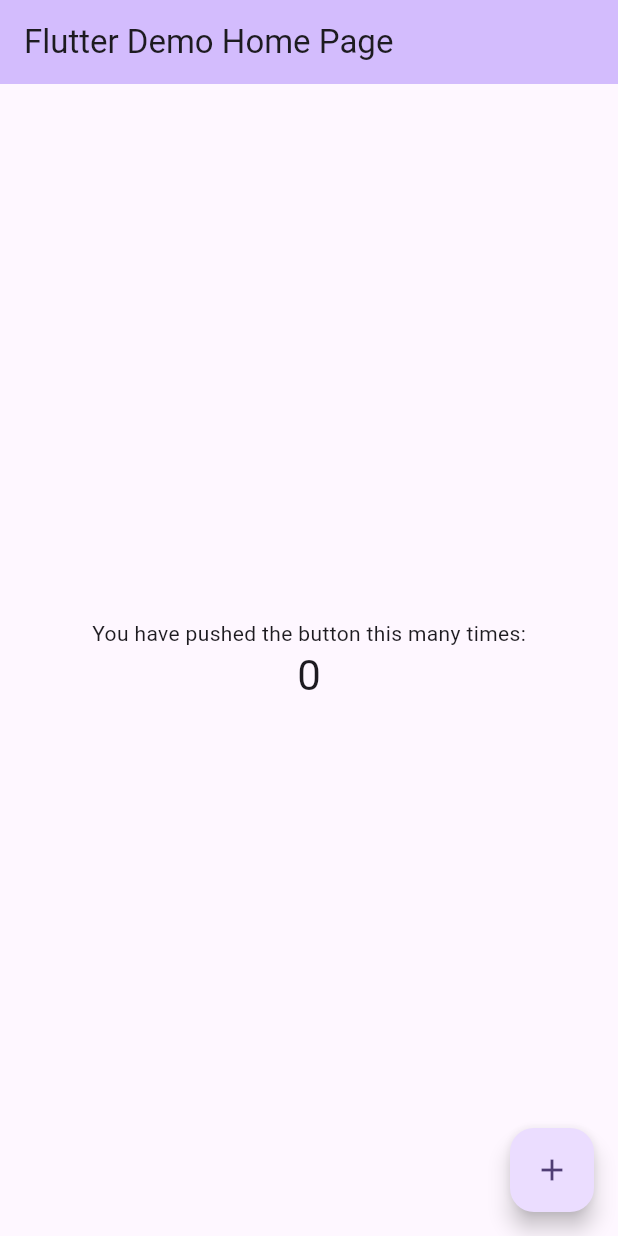
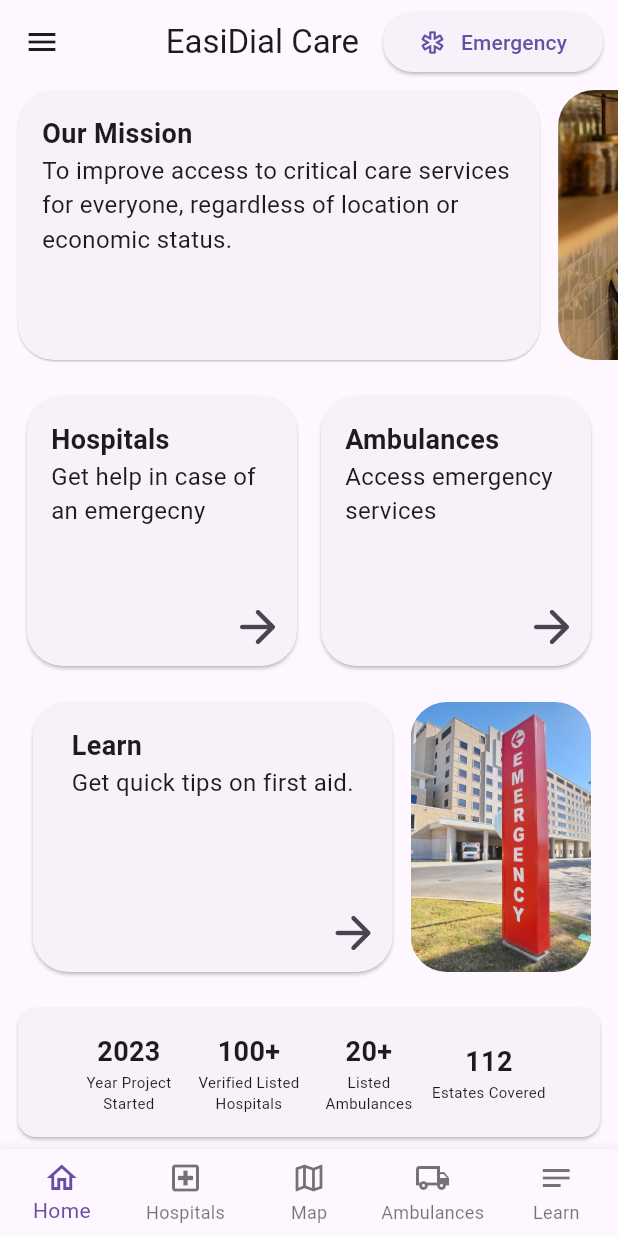
Before and after one commit to EasiDial/EasiDial-Flutter, a Flutter app: the screen it shows after launch, on a phone screen of 412 x 824 dp. Run offline on Flutter 3.47's test engine with Material 2 defaults, Android fonts, the phone set to English and light mode, and no system bars.

Commit message:
setup for home screen

```diff
--- /dev/null
+++ b/easi_dial/lib/home_screen.dart
@@ -0,0 +1,92 @@
+import 'package:easi_dial/pages/ambulances.dart';
+import 'package:easi_dial/pages/home.dart';
+import 'package:easi_dial/pages/hospitals.dart';
+import 'package:easi_dial/pages/learn.dart';
+import 'package:easi_dial/pages/map.dart';
+import 'package:flutter/material.dart';
+
+class HomeScreen extends StatefulWidget {
+  const HomeScreen({super.key});
+
+  @override
+  State<HomeScreen> createState() => _HomeScreenState();
+}
+
+int currentPageIndex = 0;
+
+class _HomeScreenState extends State<HomeScreen> {
+  List<IconData> bottomBarIconsData = const [
+    Icons.home_outlined,
+    Icons.local_hospital_outlined,
+    Icons.map_outlined,
+    Icons.local_shipping_outlined,
+    Icons.notes_outlined,
+  ];
+
+  List<String> bottomBarIconLabels = const [
+    "Home",
+    "Hospitals",
+    "Map",
+    "Ambulances",
+    "Learn",
+  ];
+
+  Widget _getBottomBar() {
+    return BottomNavigationBar(
+        currentIndex: currentPageIndex,
+        onTap: (index) {
+          setState(() {
+            currentPageIndex = index;
+          });
+        },
+        backgroundColor:
+            Theme.of(context).bottomNavigationBarTheme.backgroundColor,
+        type: BottomNavigationBarType.fixed,
+        items: List.generate(
+            5,
+            (index) => BottomNavigationBarItem(
+                  icon: Icon(bottomBarIconsData[index]),
+                  label: bottomBarIconLabels[index],
+                )));
+  }
+
+  @override
+  Widget build(BuildContext context) {
+    List<Widget> homeScreenPages = [
+      HomePage(
+        onPageChanged: (index) {
+          setState(() {
+            currentPageIndex = index;
+          });
+        },
+      ),
+      HospitalsPage(),
+      MapPage(),
+      AmbulancesPage(),
+      LearnPage(),
+    ];
+
+    return Scaffold(
+      drawer: const Drawer(),
+      appBar: AppBar(
+        centerTitle: true,
+        title: const Text("EasiDial Care"),
+        actions: [
+          ElevatedButton(
+            onPressed: () {},
+            child: const Row(
+              children: [
+                Icon(Icons.emergency_outlined),
+                SizedBox(width: 10),
+                Text("Emergency"),
+              ],
+            ),
+          ),
+          const SizedBox(width: 10),
+        ],
+      ),
+      body: homeScreenPages[currentPageIndex],
+      bottomNavigationBar: _getBottomBar(),
+    );
+  }
+}
--- a/easi_dial/lib/main.dart
+++ b/easi_dial/lib/main.dart
@@ -1,125 +1,18 @@
+import 'package:easi_dial/home_screen.dart';
 import 'package:flutter/material.dart';
 
-void main() {
-  runApp(const MyApp());
-}
+void main() => runApp(MyApp());
 
 class MyApp extends StatelessWidget {
   const MyApp({super.key});
 
-  // This widget is the root of your application.
   @override
   Widget build(BuildContext context) {
     return MaterialApp(
-      title: 'Flutter Demo',
-      theme: ThemeData(
-        // This is the theme of your application.
-        //
-        // TRY THIS: Try running your application with "flutter run". You'll see
-        // the application has a blue toolbar. Then, without quitting the app,
-        // try changing the seedColor in the colorScheme below to Colors.green
-        // and then invoke "hot reload" (save your changes or press the "hot
-        // reload" button in a Flutter-supported IDE, or press "r" if you used
-        // the command line to start the app).
-        //
-        // Notice that the counter didn't reset back to zero; the application
-        // state is not lost during the reload. To reset the state, use hot
-        // restart instead.
-        //
-        // This works for code too, not just values: Most code changes can be
-        // tested with just a hot reload.
-        colorScheme: ColorScheme.fromSeed(seedColor: Colors.deepPurple),
-        useMaterial3: true,
-      ),
-      home: const MyHomePage(title: 'Flutter Demo Home Page'),
+      title: "EasiDial",
+      debugShowCheckedModeBanner: false,
+      theme: ThemeData(useMaterial3: true, primarySwatch: Colors.indigo),
+      home: const HomeScreen(),
     );
   }
 }
-
-class MyHomePage extends StatefulWidget {
-  const MyHomePage({super.key, required this.title});
-
-  // This widget is the home page of your application. It is stateful, meaning
-  // that it has a State object (defined below) that contains fields that affect
-  // how it looks.
-
-  // This class is the configuration for the state. It holds the values (in this
-  // case the title) provided by the parent (in this case the App widget) and
-  // used by the build method of the State. Fields in a Widget subclass are
-  // always marked "final".
-
-  final String title;
-
-  @override
-  State<MyHomePage> createState() => _MyHomePageState();
-}
-
-class _MyHomePageState extends State<MyHomePage> {
-  int _counter = 0;
-
-  void _incrementCounter() {
-    setState(() {
-      // This call to setState tells the Flutter framework that something has
-      // changed in this State, which causes it to rerun the build method below
-      // so that the display can reflect the updated values. If we changed
-      // _counter without calling setState(), then the build method would not be
-      // called again, and so nothing would appear to happen.
-      _counter++;
-    });
-  }
-
-  @override
-  Widget build(BuildContext context) {
-    // This method is rerun every time setState is called, for instance as done
-    // by the _incrementCounter method above.
-    //
-    // The Flutter framework has been optimized to make rerunning build methods
-    // fast, so that you can just rebuild anything that needs updating rather
-    // than having to individually change instances of widgets.
-    return Scaffold(
-      appBar: AppBar(
-        // TRY THIS: Try changing the color here to a specific color (to
-        // Colors.amber, perhaps?) and trigger a hot reload to see the AppBar
-        // change color while the other colors stay the same.
-        backgroundColor: Theme.of(context).colorScheme.inversePrimary,
-        // Here we take the value from the MyHomePage object that was created by
-        // the App.build method, and use it to set our appbar title.
-        title: Text(widget.title),
-      ),
-      body: Center(
-        // Center is a layout widget. It takes a single child and positions it
-        // in the middle of the parent.
-        child: Column(
-          // Column is also a layout widget. It takes a list of children and
-          // arranges them vertically. By default, it sizes itself to fit its
-          // children horizontally, and tries to be as tall as its parent.
-          //
-          // Column has various properties to control how it sizes itself and
-          // how it positions its children. Here we use mainAxisAlignment to
-          // center the children vertically; the main axis here is the vertical
-          // axis because Columns are vertical (the cross axis would be
-          // horizontal).
-          //
-          // TRY THIS: Invoke "debug painting" (choose the "Toggle Debug Paint"
-          // action in the IDE, or press "p" in the console), to see the
-          // wireframe for each widget.
-          mainAxisAlignment: MainAxisAlignment.center,
-          children: <Widget>[
-            const Text(
-              'You have pushed the button this many times:',
-            ),
-            Text(
-              '$_counter',
-              style: Theme.of(context).textTheme.headlineMedium,
-            ),
-          ],
-        ),
-      ),
-      floatingActionButton: FloatingActionButton(
-        onPressed: _incrementCounter,
-        tooltip: 'Increment',
-        child: const Icon(Icons.add),
-      ), // This trailing comma makes auto-formatting nicer for build methods.
-    );
-  }
-}
--- /dev/null
+++ b/easi_dial/lib/pages/ambulances.dart
@@ -0,0 +1,12 @@
+import 'package:flutter/material.dart';
+
+class AmbulancesPage extends StatelessWidget {
+  const AmbulancesPage({super.key});
+
+  @override
+  Widget build(BuildContext context) {
+    return ListView(
+      children: [Text("Ambulances")],
+    );
+  }
+}
--- /dev/null
+++ b/easi_dial/lib/pages/home.dart
@@ -0,0 +1,321 @@
+import 'package:flutter/material.dart';
+
+class HomePage extends StatefulWidget {
+  final Function(int)
+      onPageChanged; // Callback function to update the currentPageIndex
+
+  const HomePage({super.key, required this.onPageChanged});
+
+  @override
+  State<HomePage> createState() => _HomePageState();
+}
+
+class _HomePageState extends State<HomePage> {
+  @override
+  Widget build(BuildContext context) {
+    double rowItemHeight = 180.0;
+
+    Widget rowCardItem({required String title, required String body}) {
+      return Card(
+        elevation: 0.5,
+        shape: RoundedRectangleBorder(borderRadius: BorderRadius.circular(24)),
+        child: SizedBox(
+          height: rowItemHeight,
+          child: Padding(
+            padding: const EdgeInsets.all(16.0),
+            child: Column(
+              crossAxisAlignment: CrossAxisAlignment.start,
+              children: [
+                Text(
+                  title,
+                  style: const TextStyle(
+                      fontSize: 18, fontWeight: FontWeight.bold),
+                ),
+                Text(
+                  body,
+                  style: const TextStyle(fontSize: 16),
+                )
+              ],
+            ),
+          ),
+        ),
+      );
+    }
+
+    Widget bottomDetailsCardItem(
+        {required String title, required String body}) {
+      return SizedBox(
+        width: 80,
+        child: Column(
+          mainAxisAlignment: MainAxisAlignment.center,
+          crossAxisAlignment: CrossAxisAlignment.center,
+          children: [
+            Text.rich(
+                textAlign: TextAlign.center,
+                TextSpan(
+                    text: title,
+                    style: const TextStyle(
+                      fontSize: 18,
+                      fontWeight: FontWeight.bold,
+                    ))),
+            Text.rich(
+                textAlign: TextAlign.center,
+                TextSpan(text: body, style: const TextStyle(fontSize: 10)))
+          ],
+        ),
+      );
+    }
+
+    return ListView(
+      children: [
+        SingleChildScrollView(
+            scrollDirection: Axis.horizontal,
+            child: Row(
+              children: [
+                const SizedBox(width: 8),
+                rowCardItem(
+                  title: "Our Mission",
+                  body: "To improve access to critical care services \nfor "
+                      "everyone, regardless of location or \neconomic status.",
+                ),
+                const SizedBox(width: 8),
+                SizedBox(
+                  height: rowItemHeight,
+                  width: 360,
+                  child: ClipRRect(
+                    borderRadius: BorderRadius.circular(24),
+                    child: Image.asset(
+                      "assets/familytwo.jpg",
+                      fit: BoxFit.fitWidth,
+                    ),
+                  ),
+                ),
+                const SizedBox(width: 8),
+                rowCardItem(
+                    title: "Our Vision",
+                    body: "A world where every person has acces to \n"
+                        "the healthcare services they need, when and \nwhere they "
+                        "need from"),
+                const SizedBox(width: 8),
+                SizedBox(
+                  height: rowItemHeight,
+                  width: 180,
+                  child: ClipRRect(
+                    borderRadius: BorderRadius.circular(24),
+                    child: Image.asset(
+                      "assets/emergency_banner.jpg",
+                      fit: BoxFit.fill,
+                    ),
+                  ),
+                ),
+                const SizedBox(width: 8),
+              ],
+            )),
+        const SizedBox(
+          height: 16,
+        ),
+        SizedBox(
+          child: Row(
+            mainAxisAlignment: MainAxisAlignment.center,
+            children: [
+              Card(
+                shape: RoundedRectangleBorder(
+                    borderRadius: BorderRadius.circular(24)),
+                child: SizedBox(
+                  width: 180,
+                  height: rowItemHeight,
+                  child: Column(
+                    mainAxisAlignment: MainAxisAlignment.spaceBetween,
+                    children: [
+                      const Padding(
+                        padding: EdgeInsets.only(
+                            top: 16.0, bottom: 24, left: 16, right: 16),
+                        child: Column(
+                          crossAxisAlignment: CrossAxisAlignment.start,
+                          children: [
+                            Text(
+                              "Hospitals",
+                              style: TextStyle(
+                                  fontSize: 18, fontWeight: FontWeight.bold),
+                            ),
+                            Text(
+                              "Get help in case of an emergecny",
+                              style: TextStyle(fontSize: 16),
+                            ),
+                          ],
+                        ),
+                      ),
+                      Row(
+                        mainAxisAlignment: MainAxisAlignment.end,
+                        children: [
+                          IconButton(
+                              onPressed: () {
+                                setState(() => widget.onPageChanged(1));
+                              },
+                              icon: const Icon(
+                                Icons.arrow_forward_rounded,
+                                size: 36,
+                              ))
+                        ],
+                      )
+                    ],
+                  ),
+                ),
+              ),
+              const SizedBox(width: 8),
+              Card(
+                shape: RoundedRectangleBorder(
+                    borderRadius: BorderRadius.circular(24)),
+                child: SizedBox(
+                  width: 180,
+                  height: rowItemHeight,
+                  child: Column(
+                    mainAxisAlignment: MainAxisAlignment.spaceBetween,
+                    children: [
+                      const Padding(
+                        padding: EdgeInsets.only(
+                            top: 16.0, bottom: 24, left: 16, right: 16),
+                        child: Column(
+                          crossAxisAlignment: CrossAxisAlignment.start,
+                          children: [
+                            Text(
+                              "Ambulances",
+                              style: TextStyle(
+                                  fontSize: 18, fontWeight: FontWeight.bold),
+                            ),
+                            Text(
+                              "Access emergency services",
+                              style: TextStyle(fontSize: 16),
+                            ),
+                          ],
+                        ),
+                      ),
+                      Row(
+                        mainAxisAlignment: MainAxisAlignment.end,
+                        children: [
+                          IconButton(
+                              onPressed: () {
+                                setState(() => widget.onPageChanged(3));
+                              },
+                              icon: const Icon(
+                                Icons.arrow_forward_rounded,
+                                size: 36,
+                              ))
+                        ],
+                      )
+                    ],
+                  ),
+                ),
+              )
+            ],
+          ),
+        ),
+        const SizedBox(
+          height: 16,
+        ),
+        SizedBox(
+          child: Row(
+            mainAxisAlignment: MainAxisAlignment.center,
+            children: [
+              Card(
+                shape: RoundedRectangleBorder(
+                    borderRadius: BorderRadius.circular(24)),
+                child: SizedBox(
+                  width: 240,
+                  height: rowItemHeight,
+                  child: Column(
+                    mainAxisAlignment: MainAxisAlignment.spaceBetween,
+                    children: [
+                      const Padding(
+                        padding: EdgeInsets.only(
+                            top: 16.0, bottom: 24, left: 16, right: 16),
+                        child: Column(
+                          crossAxisAlignment: CrossAxisAlignment.start,
+                          children: [
+                            Text(
+                              "Learn",
+                              style: TextStyle(
+                                  fontSize: 18, fontWeight: FontWeight.bold),
+                            ),
+                            Text(
+                              "Get quick tips on first aid.",
+                              style: TextStyle(fontSize: 16),
+                            ),
+                          ],
+                        ),
+                      ),
+                      Row(
+                        mainAxisAlignment: MainAxisAlignment.end,
+                        children: [
+                          IconButton(
+                              onPressed: () {
+                                setState(() => widget.onPageChanged(4));
+                              },
+                              icon: const Icon(
+                                Icons.arrow_forward_rounded,
+                                size: 36,
+                              ))
+                        ],
+                      )
+                    ],
+                  ),
+                ),
+              ),
+              const SizedBox(width: 8),
+              SizedBox(
+                height: rowItemHeight,
+                // width: 180,
+                child: ClipRRect(
+                  borderRadius: BorderRadius.circular(24),
+                  child: Image.asset(
+                    "assets/emergency_banner.jpg",
+                    fit: BoxFit.fill,
+                  ),
+                ),
+              ),
+            ],
+          ),
+        ),
+        const SizedBox(
+          height: 16,
+        ),
+        Padding(
+          padding: const EdgeInsets.only(left: 8.0, right: 8.0),
+          child: Card(
+            child: Padding(
+              padding: const EdgeInsets.only(
+                  top: 16.0, bottom: 16.0, left: 8, right: 8),
+              child: Row(
+                mainAxisAlignment: MainAxisAlignment.center,
+                children: [
+                  bottomDetailsCardItem(
+                      title: "2023", body: "Year Project Started"),
+                  bottomDetailsCardItem(
+                      title: "100+", body: "Verified Listed Hospitals"),
+                  bottomDetailsCardItem(
+                      title: "20+", body: "Listed Ambulances"),
+                  bottomDetailsCardItem(title: "112", body: "Estates Covered"),
+                ],
+              ),
+            ),
+          ),
+        ),
+        const SizedBox(
+          height: 16,
+        ),
+        const Column(
+          children: [
+            Text(
+              "EasiDial Care",
+              style: TextStyle(fontSize: 20, fontWeight: FontWeight.bold),
+            ),
+            Text("Here to help you")
+          ],
+        ),
+        const SizedBox(
+          height: 16,
+        ),
+      ],
+    );
+  }
+}
--- /dev/null
+++ b/easi_dial/lib/pages/hospitals.dart
@@ -0,0 +1,12 @@
+import 'package:flutter/material.dart';
+
+class HospitalsPage extends StatelessWidget {
+  const HospitalsPage({super.key});
+
+  @override
+  Widget build(BuildContext context) {
+    return ListView(
+      children: [Text("Hospitals")],
+    );
+  }
+}
--- /dev/null
+++ b/easi_dial/lib/pages/learn.dart
@@ -0,0 +1,12 @@
+import 'package:flutter/material.dart';
+
+class LearnPage extends StatelessWidget {
+  const LearnPage({super.key});
+
+  @override
+  Widget build(BuildContext context) {
+    return ListView(
+      children: [Text("Learn")],
+    );
+  }
+}
--- /dev/null
+++ b/easi_dial/lib/pages/map.dart
@@ -0,0 +1,12 @@
+import 'package:flutter/material.dart';
+
+class MapPage extends StatelessWidget {
+  const MapPage({super.key});
+
+  @override
+  Widget build(BuildContext context) {
+    return ListView(
+      children: [Text("Map")],
+    );
+  }
+}
--- a/easi_dial/pubspec.yaml
+++ b/easi_dial/pubspec.yaml
@@ -59,7 +59,8 @@ flutter:
   uses-material-design: true
 
   # To add assets to your application, add an assets section, like this:
-  # assets:
+  assets:
+    - assets/
   #   - images/a_dot_burr.jpeg
   #   - images/a_dot_ham.jpeg
 
```
Also changed, not shown: 1 other file.
